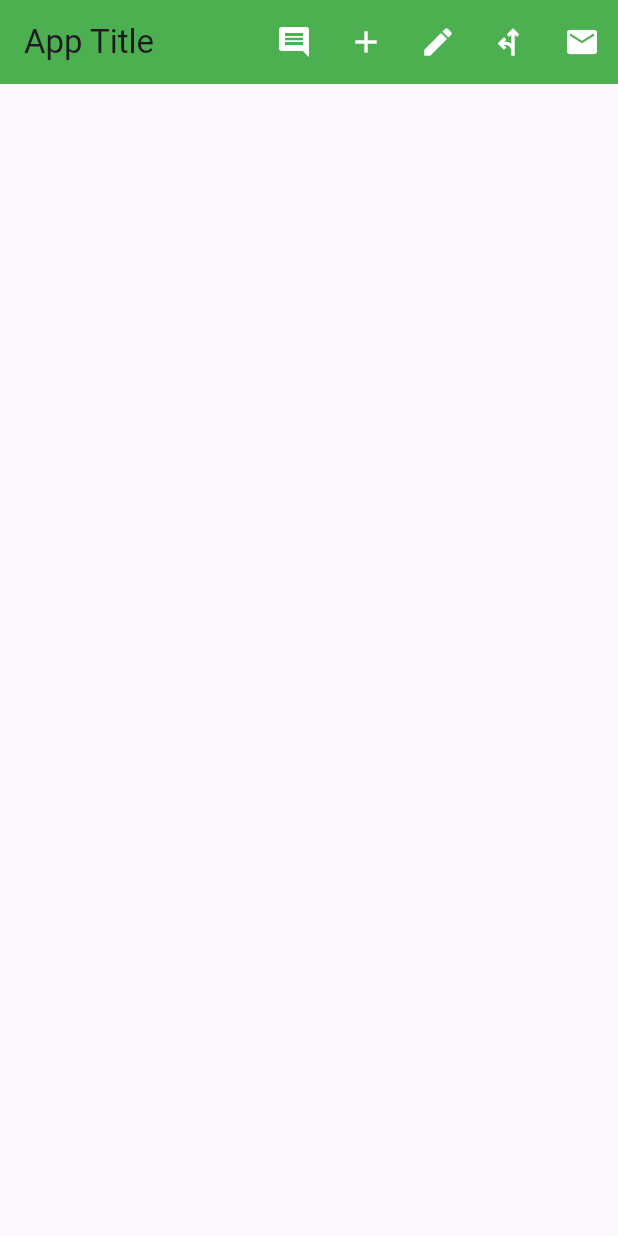
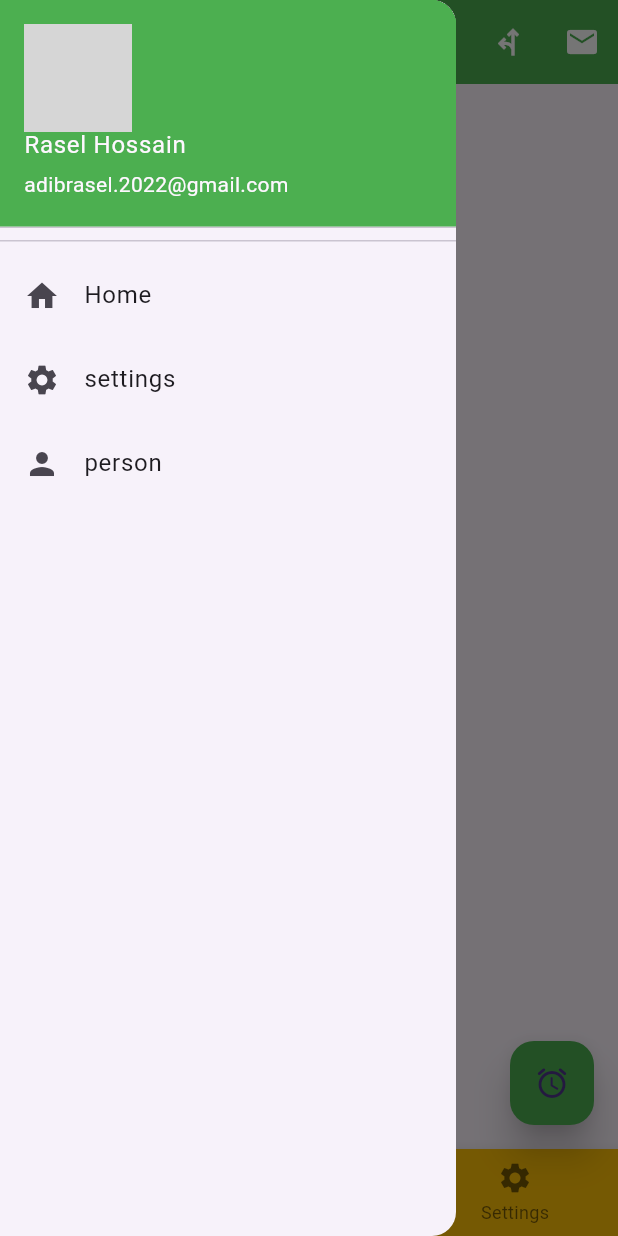
Before and after one commit to AdibRasel/Dart_Programming, a Flutter app: the screen it shows after launch, with the side drawer open (before the commit the screen has no drawer), on a phone screen of 412 x 824 dp. Run offline on Flutter 3.47's test engine with Material 3 defaults, Android fonts, the phone set to English and light mode, and no system bars; network calls fail; grey boxes are pictures that could not be loaded.

Commit message:
Bottom Nav Bar and etc

```diff
--- a/Flutter/lib/main.dart
+++ b/Flutter/lib/main.dart
@@ -16,9 +16,9 @@ class MyApp extends StatelessWidget {
 
     // MaterialApp হল অ্যাপ্লিকেশনের মূল রুট উইজেট
     return MaterialApp( // Theme ব্যবহার করার সময় const ব্যবহার করা যাবে না।
-      theme: ThemeData(primarySwatch: Colors.green), // Theme এর প্রাইমারি কালার
+      theme: ThemeData(primarySwatch: Colors.green,), // Theme এর প্রাইমারি কালার
       darkTheme: ThemeData(primarySwatch: Colors.amber), // Theme এর ডার্ক মোডের প্রাইমারি কালার
-      color: Colors.blue, // Theme এর কালার
+      color: Colors.green, // Theme এর কালার
       debugShowCheckedModeBanner: false, // ডিবাগ মোড ব্যানার দেখানো বন্ধ করা হয়েছে।
       home: HomeActivity(), // HomeActivity কে প্রধান স্ক্রিন হিসেবে সেট করা হয়েছে
     );
@@ -50,13 +50,6 @@ class HomeActivity extends StatelessWidget {
       appBar: AppBar(
         title: const Text("App Title"),
         backgroundColor: Colors.green,
-
-
-
-
-
-
-
         actions: [
           IconButton(onPressed: (){MyButton("This is alart", context);},icon: Icon(Icons.comment, color: Colors.white,),),
           IconButton(onPressed: (){},icon: Icon(Icons.add,  color: Colors.white,),),
@@ -68,6 +61,115 @@ class HomeActivity extends StatelessWidget {
 
       ),
 
+      floatingActionButton: FloatingActionButton(
+        elevation: 10,
+        child: Icon(Icons.alarm_rounded),
+        backgroundColor: Colors.green,
+        onPressed: (){MyButton("Floating Action Alart", context);},
+      ),
+
+      bottomNavigationBar: BottomNavigationBar(
+        currentIndex: 1, // Active বাটন+ফেইজ নির্দেশ করতে currentIndex ব্যবহার করা হয়েছে
+        fixedColor: Colors.green,
+        backgroundColor: Colors.amber,
+        items: [
+          BottomNavigationBarItem(icon: Icon(Icons.contacts), label: "Contact"),
+          BottomNavigationBarItem(icon: Icon(Icons.home), label: "Home"),
+          BottomNavigationBarItem(icon: Icon(Icons.settings), label: "Settings"),
+        ],
+        onTap: (int index){
+          if(index ==0){
+            MyButton("Contact Page", context);
+          }if(index ==1){
+            MyButton("Home Page", context);
+          }if(index ==2){
+            MyButton("Settings Page", context);
+          }
+        },
+      ),
+
+
+      drawer: Drawer(
+        child: ListView( // Drawer এর ভিতরে একটি ListView ব্যবহার করা করা লাগে।
+
+          children: [ // ListView এর ভিতরে children ব্যবহার করা লাগে।
+
+            // একটা অংশ হচ্ছে DrawerHeader, যা ড্রয়ারের শীর্ষক অংশ হিসেবে ব্যবহার করা হয়।
+            DrawerHeader(
+              padding: EdgeInsets.all(0), // ড্রয়ার হেডারের প্যাডিং সেট করা হয়েছে।
+              child: UserAccountsDrawerHeader( // text অথবা UserAccountDrawerHeader বা অন্য কিছু ব্যবহার করা যাবে।
+                decoration: BoxDecoration(color: Colors.green), // background color হিসাবে কাজ করে।
+                accountName: Text("Rasel Hossain"),
+                accountEmail: Text("adibrasel.2022@gmail.com"),
+                currentAccountPicture: Image.network("https://adibrasel.github.io/My_Portfolio/static/media/bannerImg.c6fef816103c81f5c150.png"),
+              )
+
+              ),
+
+            ListTile( // ListTile এর ভিতরে একটি লিস্ট আইটেম তৈরি করা হয়েছে।
+              title: Text("Home"), // ListTile এর ভিতরে একটা title দিতে হয়।
+              leading: Icon(Icons.home), // ListTile এর ভিতরে একটা leading দিতে হয়।
+              onTap: () => MyButton("Home Page", context), // ListTile এর ভিতরে একটা onTap দিতে হয়।
+            ),
+            ListTile(
+              title: Text("settings"),
+              leading: Icon(Icons.settings),
+              onTap: () => MyButton("settings Page", context),
+            ),
+            ListTile(
+              title: Text("person"),
+              leading: Icon(Icons.person),
+              onTap: () => MyButton("person Page", context),
+            ),
+
+          ],
+
+        ),
+      ),
+
+
+
+      endDrawer: Drawer(
+        child: ListView( // Drawer এর ভিতরে একটি ListView ব্যবহার করা করা লাগে।
+
+          children: [ // ListView এর ভিতরে children ব্যবহার করা লাগে।
+
+            // একটা অংশ হচ্ছে DrawerHeader, যা ড্রয়ারের শীর্ষক অংশ হিসেবে ব্যবহার করা হয়।
+            DrawerHeader(
+              padding: EdgeInsets.all(0), // ড্রয়ার হেডারের প্যাডিং সেট করা হয়েছে।
+              child: UserAccountsDrawerHeader( // text অথবা UserAccountDrawerHeader বা অন্য কিছু ব্যবহার করা যাবে।
+                decoration: BoxDecoration(color: Colors.green), // background color হিসাবে কাজ করে।
+                accountName: Text("Rasel Hossain"),
+                accountEmail: Text("adibrasel.2022@gmail.com"),
+                currentAccountPicture: Image.network("https://adibrasel.github.io/My_Portfolio/static/media/bannerImg.c6fef816103c81f5c150.png"),
+              )
+
+              ),
+
+            ListTile( // ListTile এর ভিতরে একটি লিস্ট আইটেম তৈরি করা হয়েছে।
+              title: Text("Home"), // ListTile এর ভিতরে একটা title দিতে হয়।
+              leading: Icon(Icons.home), // ListTile এর ভিতরে একটা leading দিতে হয়।
+              onTap: () => MyButton("Home Page", context), // ListTile এর ভিতরে একটা onTap দিতে হয়।
+            ),
+            ListTile(
+              title: Text("settings"),
+              leading: Icon(Icons.settings),
+              onTap: () => MyButton("settings Page", context),
+            ),
+            ListTile(
+              title: Text("person"),
+              leading: Icon(Icons.person),
+              onTap: () => MyButton("person Page", context),
+            ),
+
+          ],
+
+        ),
+      ),
+
+
+
+
     );
 
   }
```
Also changed, not shown: Flutter/All Work File/bootom var.png (added), Flutter/All Work File/sidemenu.png (added).
